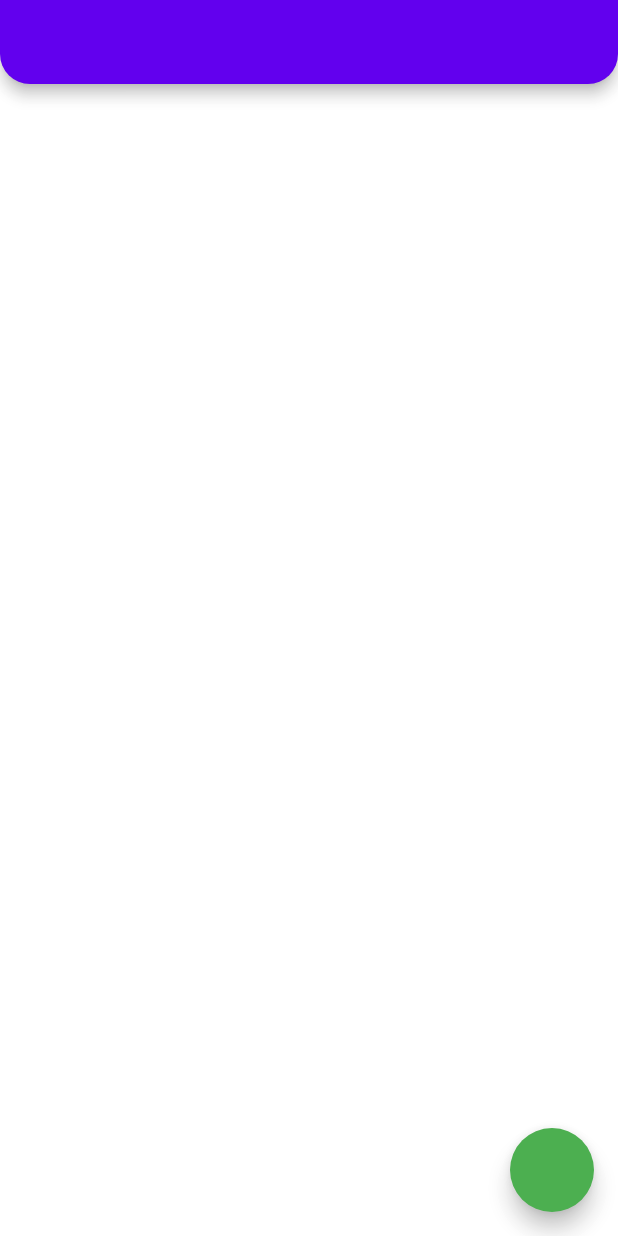
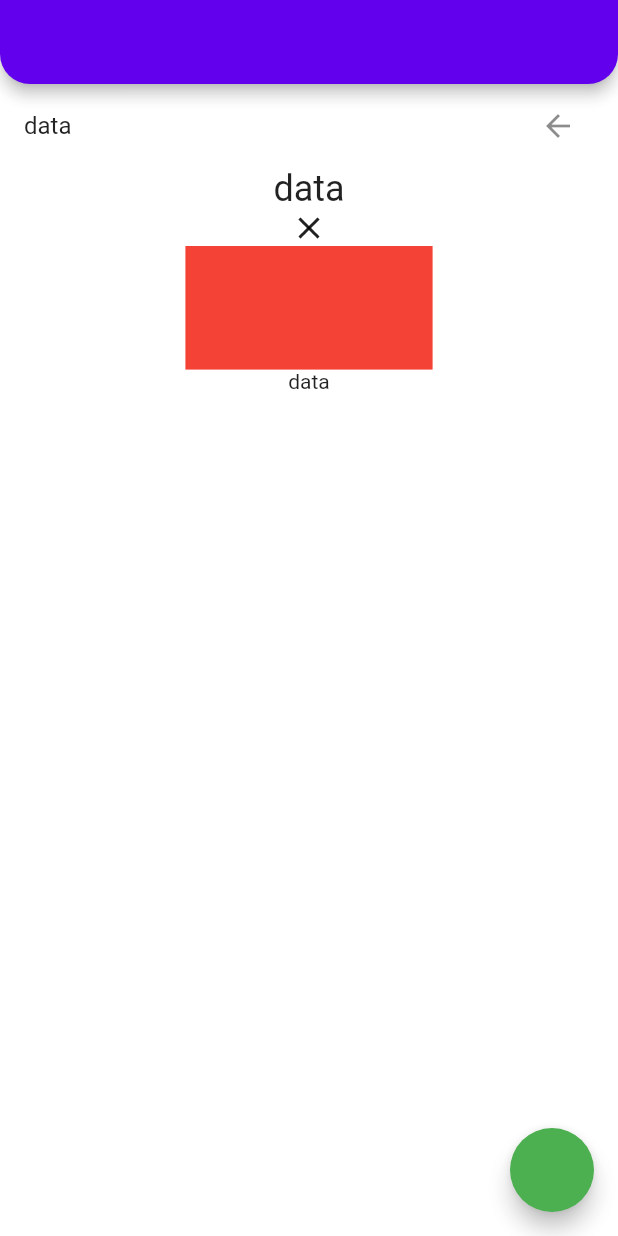
Before and after one commit to yusufulusahin/Flutter-Course, a Flutter app: the screen it shows after launch, on a phone screen of 412 x 824 dp. Run offline on Flutter 3.47's test engine with Material 2 defaults, Android fonts, the phone set to English and light mode, and no system bars; our stand-ins replace dio, flutter_spinkit.

```diff
--- a/lib/202/animated_Learn_View.dart
+++ b/lib/202/animated_Learn_View.dart
@@ -7,8 +7,19 @@ class AnimatedLearnView extends StatefulWidget {
   State<AnimatedLearnView> createState() => _AnimatedLearnViewState();
 }
 
-class _AnimatedLearnViewState extends State<AnimatedLearnView> {
+class _AnimatedLearnViewState extends State<AnimatedLearnView>
+    with TickerProviderStateMixin {
+  late AnimationController controller;
   bool _isVisible = false;
+  bool _isOpacitiy = true;
+
+  @override
+  void initState() {
+    // TODO: implement initState
+    super.initState();
+    controller = AnimationController(
+        vsync: this, duration: _AnimatedDuration._durationLow);
+  }
 
   void _changeLoading() {
     setState(() {
@@ -16,22 +27,79 @@ class _AnimatedLearnViewState extends State<AnimatedLearnView> {
     });
   }
 
+  void _changeOpacitiy() {
+    setState(() {
+      _isOpacitiy = !_isOpacitiy;
+    });
+  }
+
   @override
   Widget build(BuildContext context) {
     return Scaffold(
-      appBar: AppBar(),
+        appBar: AppBar(
+          title: _AnimatedWidget(),
+        ),
         floatingActionButton: FloatingActionButton(
           onPressed: () {
             _changeLoading();
+
+            controller.animateTo(_isVisible ? 1 : 0);
           },
         ),
-      body: AnimatedCrossFade(
+        body: Column(
+          children: [
+            ListTile(
+                title: AnimatedOpacity(
+                    duration: _AnimatedDuration._durationLow,
+                    opacity: _isOpacitiy ? 1 : 0,
+                    child: const Text('data')),
+                trailing: IconButton(
+                    onPressed: () {
+                      _changeOpacitiy();
+                    },
+                    icon: const Icon(Icons.arrow_back))),
+            AnimatedDefaultTextStyle(
+                child: const Text('data'),
+                style: (_isVisible
+                        ? Theme.of(context).textTheme.displayLarge
+                        : Theme.of(context).textTheme.headlineSmall) ??
+                    const TextStyle(),
+                duration: _AnimatedDuration._durationLow),
+            AnimatedIcon(icon: AnimatedIcons.close_menu, progress: controller),
+            AnimatedContainer(
+              duration: _AnimatedDuration._durationLow,
+              height: _isVisible ? 0 : MediaQuery.of(context).size.width * 0.2,
+              width: MediaQuery.of(context).size.height * 0.2,
+              color: Colors.red,
+            ),
+            const Stack(
+              children: [
+                AnimatedPositioned(
+                    curve: Curves.bounceOut,
+                    child: Text('data'),
+                    duration: _AnimatedDuration._durationLow)
+              ],
+            ),
+            Expanded(
+              child: AnimatedList(
+                itemBuilder: (context, index, animation) {
+                  return const Text('data');
+                },
+              ),
+            )
+          ],
+        )
+        // body: _isVisible ? Placeholder() : null,
+        );
+  }
+
+  AnimatedCrossFade _AnimatedWidget() {
+    return AnimatedCrossFade(
       firstChild: const Placeholder(),
       secondChild: const SizedBox.shrink(),
       crossFadeState:
           _isVisible ? CrossFadeState.showFirst : CrossFadeState.showSecond,
-          duration: _AnimatedDuration._durationLow),
-      // body: _isVisible ? Placeholder() : null,
+      duration: _AnimatedDuration._durationLow,
     );
   }
 }
--- a/lib/202/theme/LighTema.dart
+++ b/lib/202/theme/LighTema.dart
@@ -4,7 +4,7 @@ class LighTema {
   final _neededColor = _NeededColor();
 
   late ThemeData theme = ThemeData(
-      appBarTheme: AppBarTheme(
+      appBarTheme: const AppBarTheme(
           shape: RoundedRectangleBorder(
               borderRadius:
                   BorderRadius.vertical(bottom: Radius.circular(20)))),
--- a/pubspec.yaml
+++ b/pubspec.yaml
@@ -67,8 +67,8 @@ flutter:
   uses-material-design: true
 
   # To add assets to your application, add an assets section, like this:
-  assets:
-  - assets/picture/
+  # assets:
+  # - assets/picture/
 
   # An image asset can refer to one or more resolution-specific "variants", see
   # https://flutter.dev/assets-and-images/#resolution-aware
```
Lines whose indentation alone changed are shown as unchanged.
